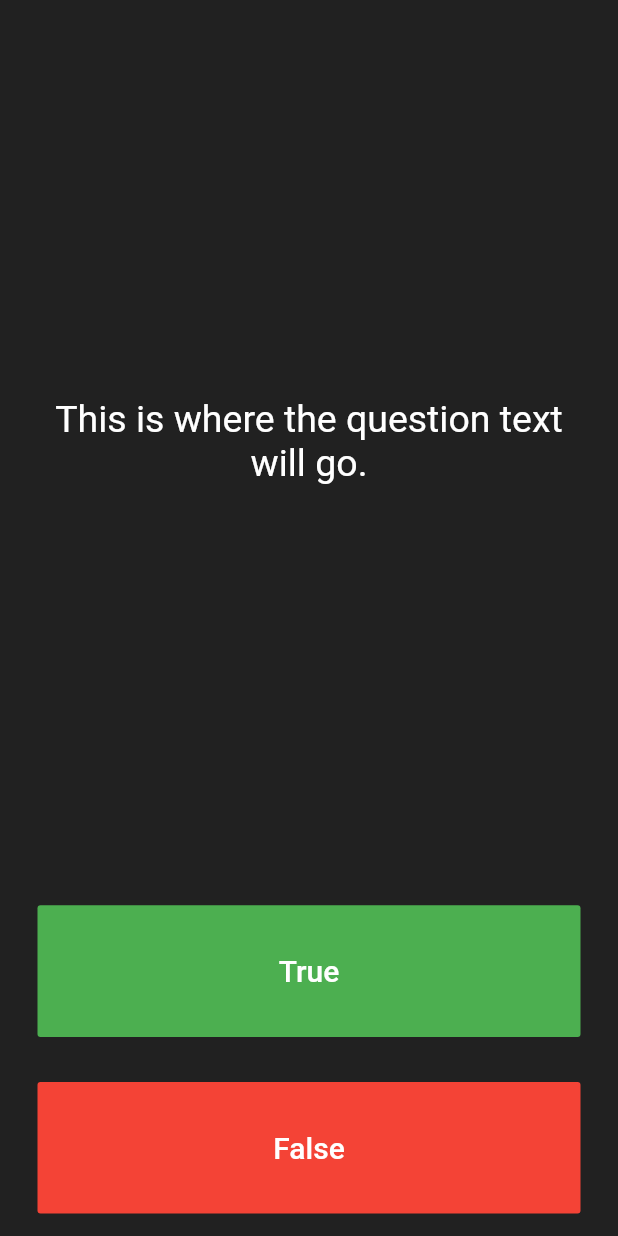
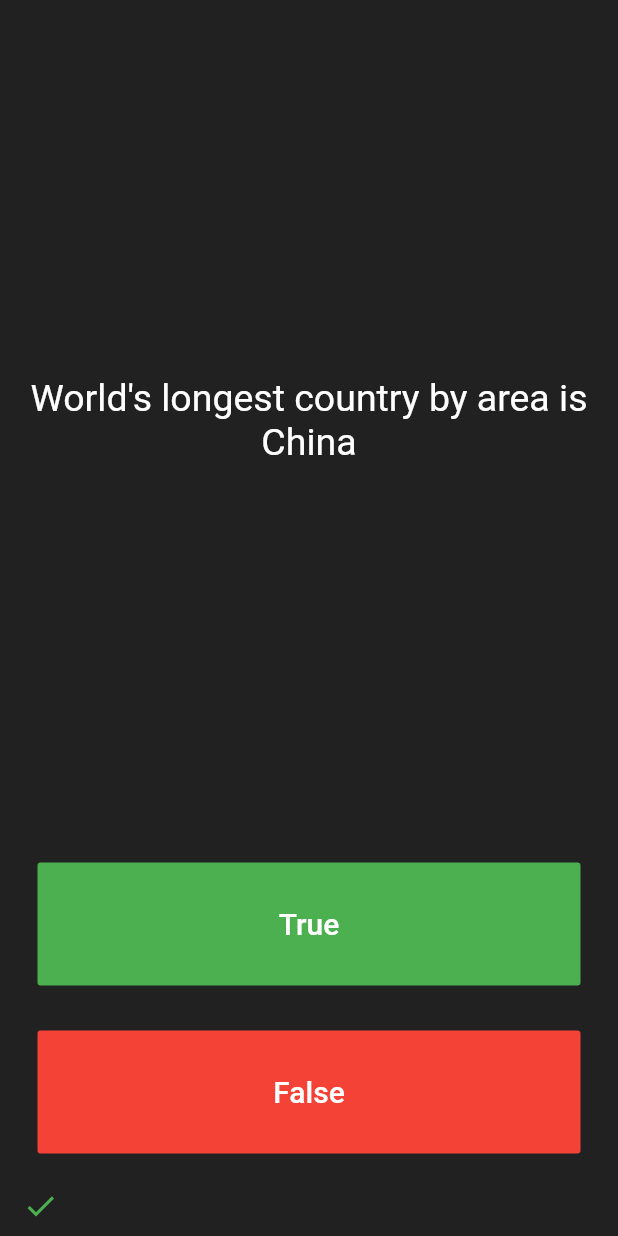
Before and after one commit to Junaidhassan99/quizzler_clone, a Flutter app: the screen it shows after launch, after a tap on "True", on a phone screen of 412 x 824 dp. Run offline on Flutter 3.47's test engine with Material 2 defaults, Android fonts, the phone set to English and light mode, and no system bars.

Commit message:
Finishing up.

```diff
--- a/lib/main.dart
+++ b/lib/main.dart
@@ -1,4 +1,6 @@
 import 'package:flutter/material.dart';
+
+import 'package:quizzler_clone/screens/quiz_page.dart';
 
 void main() => runApp(Quizzler());
 
@@ -18,80 +20,3 @@ class Quizzler extends StatelessWidget {
     );
   }
 }
-
-class QuizPage extends StatefulWidget {
-  @override
-  _QuizPageState createState() => _QuizPageState();
-}
-
-class _QuizPageState extends State<QuizPage> {
-  @override
-  Widget build(BuildContext context) {
-    return Column(
-      mainAxisAlignment: MainAxisAlignment.spaceBetween,
-      crossAxisAlignment: CrossAxisAlignment.stretch,
-      children: <Widget>[
-        Expanded(
-          flex: 5,
-          child: Padding(
-            padding: EdgeInsets.all(10.0),
-            child: Center(
-              child: Text(
-                'This is where the question text will go.',
-                textAlign: TextAlign.center,
-                style: TextStyle(
-                  fontSize: 25.0,
-                  color: Colors.white,
-                ),
-              ),
-            ),
-          ),
-        ),
-        Expanded(
-          child: Padding(
-            padding: EdgeInsets.all(15.0),
-            child: FlatButton(
-              textColor: Colors.white,
-              color: Colors.green,
-              child: Text(
-                'True',
-                style: TextStyle(
-                  color: Colors.white,
-                  fontSize: 20.0,
-                ),
-              ),
-              onPressed: () {
-                //The user picked true.
-              },
-            ),
-          ),
-        ),
-        Expanded(
-          child: Padding(
-            padding: EdgeInsets.all(15.0),
-            child: FlatButton(
-              color: Colors.red,
-              child: Text(
-                'False',
-                style: TextStyle(
-                  fontSize: 20.0,
-                  color: Colors.white,
-                ),
-              ),
-              onPressed: () {
-                //The user picked false.
-              },
-            ),
-          ),
-        ),
-        //TODO: Add a Row here as your score keeper
-      ],
-    );
-  }
-}
-
-/*
-question1: 'You can lead a cow down stairs but not up stairs.', false,
-question2: 'Approximately one quarter of human bones are in the feet.', true,
-question3: 'A slug\'s blood is green.', true,
-*/
--- /dev/null
+++ b/lib/modals/questions.dart
@@ -0,0 +1,36 @@
+import 'package:flutter/cupertino.dart';
+
+class Question {
+  final String questionData;
+  final bool answerData;
+
+  const Question({
+    @required this.answerData,
+    @required this.questionData,
+  });
+}
+
+class QuestionsList {
+  static const questionsListData = [
+    Question(
+      questionData: 'World\'s longest river is Nile',
+      answerData: true,
+    ),
+    Question(
+      questionData: 'World\'s longest country by area is China',
+      answerData: false,
+    ),
+    Question(
+      questionData: 'Pakistan is located in Africa',
+      answerData: false,
+    ),
+    Question(
+      questionData: 'Earth has one moon',
+      answerData: true,
+    ),
+    Question(
+      questionData: 'New York is a state of USA',
+      answerData: true,
+    ),
+  ];
+}
--- /dev/null
+++ b/lib/screens/quiz_page.dart
@@ -0,0 +1,179 @@
+import 'package:flutter/material.dart';
+import 'package:quizzler_clone/modals/questions.dart';
+
+class QuizPage extends StatefulWidget {
+  @override
+  _QuizPageState createState() => _QuizPageState();
+}
+
+class _QuizPageState extends State<QuizPage> {
+  int _quesionCounter = 0;
+  int _score = 0;
+  List<bool> _resultsList = [];
+  bool _isDisplayResultWidget = false;
+
+  void _quesionCounterIncrement() {
+    print(_quesionCounter);
+    print(QuestionsList.questionsListData.length);
+    if (_quesionCounter < (QuestionsList.questionsListData.length - 1)) {
+      setState(() {
+        _quesionCounter++;
+      });
+    } else {
+      setState(() {
+        _isDisplayResultWidget = true;
+      });
+    }
+  }
+
+  void _restartQuiz() {
+    _quesionCounter = 0;
+    _score = 0;
+    _resultsList = [];
+    _isDisplayResultWidget = false;
+  }
+
+  Widget get _displayResult {
+    return Center(
+      child: Column(
+        mainAxisAlignment: MainAxisAlignment.center,
+        children: [
+          Text(
+            'Score = $_score',
+            style: TextStyle(color: Colors.white, fontSize: 18),
+          ),
+          RaisedButton(
+            color: Colors.green,
+            child: Text(
+              'Restart!',
+              style: TextStyle(color: Colors.white, fontSize: 16),
+            ),
+            onPressed: () {
+              setState(() {
+                _restartQuiz();
+              });
+            },
+          ),
+        ],
+      ),
+    );
+  }
+
+  Widget _questionWidget(String questionData, bool answerData) {
+    return Column(
+      mainAxisAlignment: MainAxisAlignment.spaceBetween,
+      crossAxisAlignment: CrossAxisAlignment.stretch,
+      children: <Widget>[
+        Expanded(
+          flex: 5,
+          child: Padding(
+            padding: EdgeInsets.all(10.0),
+            child: Center(
+              child: Text(
+                questionData,
+                textAlign: TextAlign.center,
+                style: TextStyle(
+                  fontSize: 25.0,
+                  color: Colors.white,
+                ),
+              ),
+            ),
+          ),
+        ),
+        Expanded(
+          child: Padding(
+            padding: EdgeInsets.all(15.0),
+            child: FlatButton(
+              textColor: Colors.white,
+              color: Colors.green,
+              child: Text(
+                'True',
+                style: TextStyle(
+                  color: Colors.white,
+                  fontSize: 20.0,
+                ),
+              ),
+              onPressed: () {
+                if (answerData == true) {
+                  _resultsList.add(true);
+                  _score++;
+                } else {
+                  _resultsList.add(false);
+                }
+                _quesionCounterIncrement();
+              },
+            ),
+          ),
+        ),
+        Expanded(
+          child: Padding(
+            padding: EdgeInsets.all(15.0),
+            child: FlatButton(
+              color: Colors.red,
+              child: Text(
+                'False',
+                style: TextStyle(
+                  fontSize: 20.0,
+                  color: Colors.white,
+                ),
+              ),
+              onPressed: () {
+                if (answerData == false) {
+                  _resultsList.add(true);
+                  _score++;
+                } else {
+                  _resultsList.add(false);
+                }
+                _quesionCounterIncrement();
+              },
+            ),
+          ),
+        ),
+      ],
+    );
+  }
+
+  Widget get _getScoreCard {
+    return Container(
+      height: 40,
+      padding: EdgeInsets.symmetric(horizontal: 5),
+      child: Row(
+        children: [
+          ..._resultsList.map((element) {
+            if (element == true) {
+              return Icon(
+                Icons.check,
+                color: Colors.green,
+              );
+            } else {
+              return Icon(
+                Icons.cancel,
+                color: Colors.red,
+              );
+            }
+          }).toList(),
+        ],
+      ),
+    );
+  }
+
+  @override
+  Widget build(BuildContext context) {
+    return Column(
+      children: [
+        if (!_isDisplayResultWidget)
+          Expanded(
+            child: _questionWidget(
+              QuestionsList.questionsListData[_quesionCounter].questionData,
+              QuestionsList.questionsListData[_quesionCounter].answerData,
+            ),
+          )
+        else
+          Expanded(
+            child: _displayResult,
+          ),
+        _getScoreCard,
+      ],
+    );
+  }
+}
```
